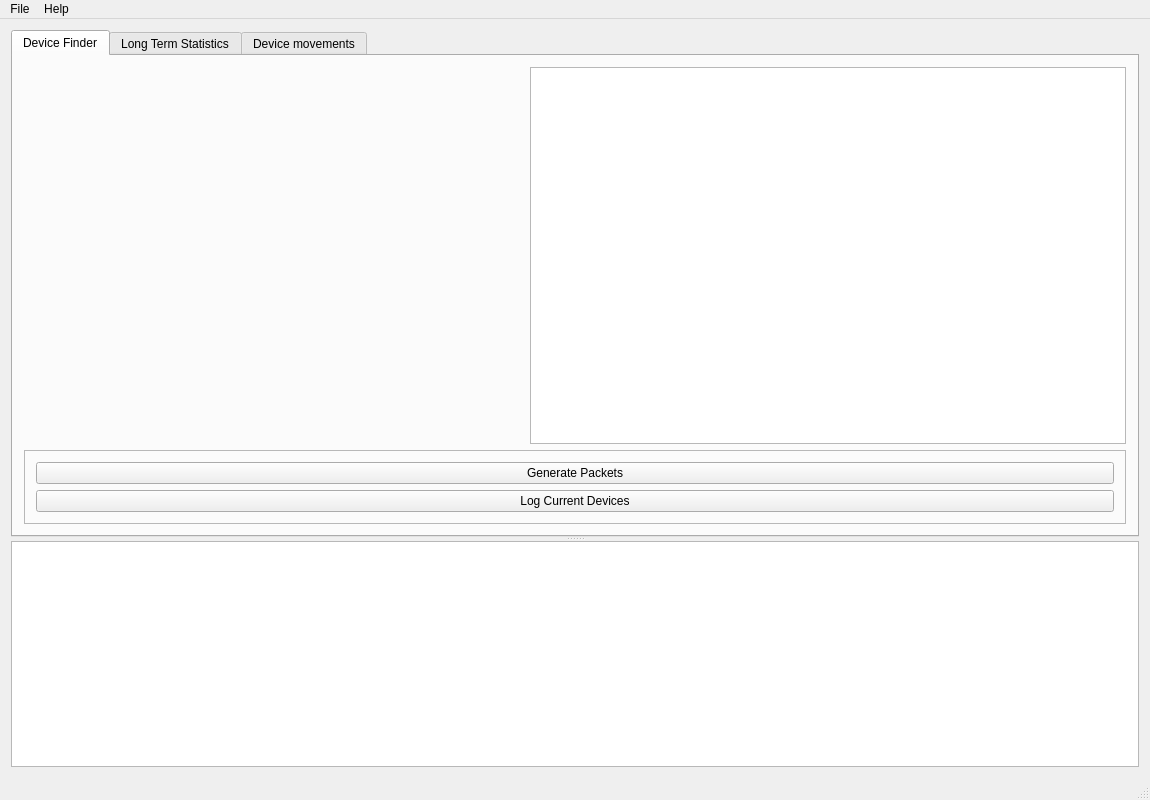
Old version of the form mainwindow.ui in the repository vintop95/server_esp32_pds.
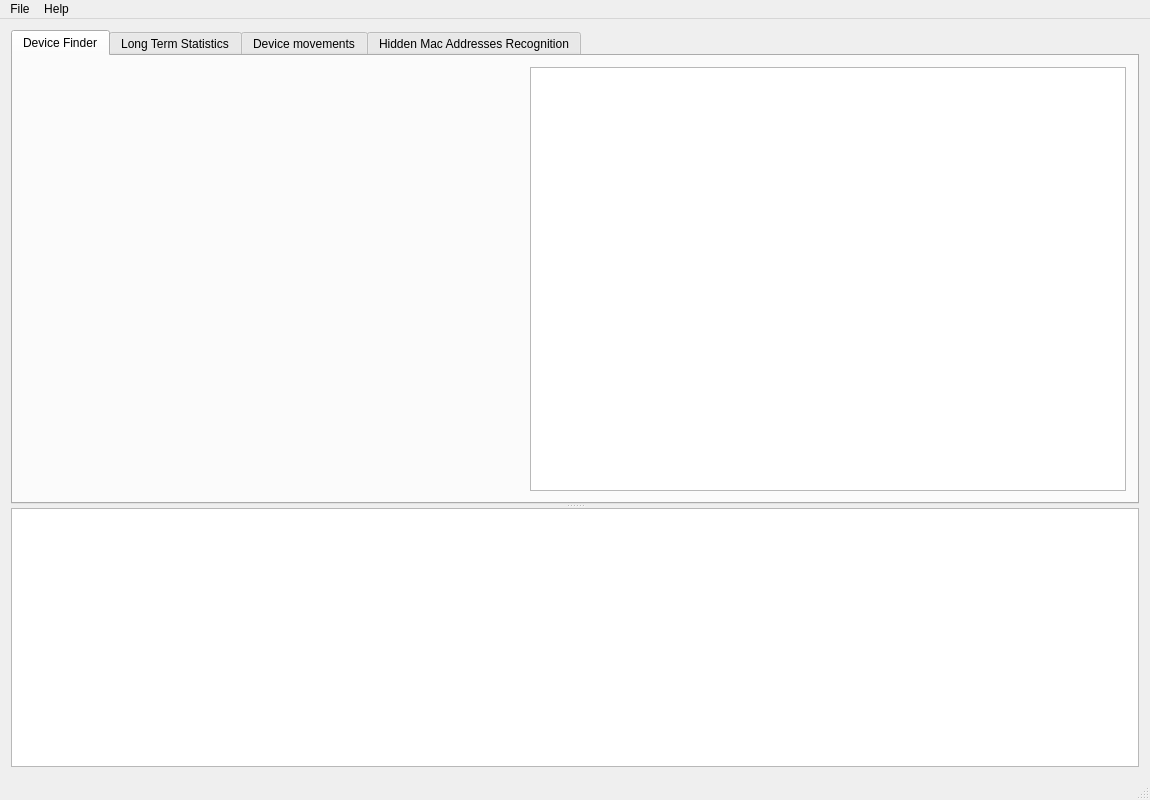
New version of the form. The open tabs and pages were chosen to show the change. Custom widgets are drawn as their Qt base class.

```diff
--- a/mainwindow.ui
+++ b/mainwindow.ui
@@ -14,7 +14,7 @@
    <string>ESP32 Server</string>
   </property>
   <widget class="QWidget" name="centralWidget">
-   <layout class="QHBoxLayout" name="horizontalLayout">
+   <layout class="QVBoxLayout" name="verticalLayout">
     <item>
      <widget class="QSplitter" name="splitter">
       <property name="orientation">
@@ -48,38 +48,6 @@
            </property>
           </widget>
          </item>
-         <item row="1" column="0" colspan="2">
-          <widget class="QFrame" name="frame">
-           <property name="frameShape">
-            <enum>QFrame::StyledPanel</enum>
-           </property>
-           <property name="frameShadow">
-            <enum>QFrame::Raised</enum>
-           </property>
-           <layout class="QVBoxLayout" name="verticalLayout_2">
-            <item>
-             <widget class="QPushButton" name="generatePackets">
-              <property name="text">
-               <string>Generate Packets</string>
-              </property>
-             </widget>
-            </item>
-            <item>
-             <widget class="QPushButton" name="logCurrentDevices">
-              <property name="sizePolicy">
-               <sizepolicy hsizetype="Preferred" vsizetype="Fixed">
-                <horstretch>0</horstretch>
-                <verstretch>0</verstretch>
-               </sizepolicy>
-              </property>
-              <property name="text">
-               <string>Log Current Devices</string>
-              </property>
-             </widget>
-            </item>
-           </layout>
-          </widget>
-         </item>
          <item row="0" column="1">
           <widget class="QChartView" name="chartView">
            <property name="sizePolicy">
@@ -302,6 +270,33 @@
          </property>
         </widget>
        </widget>
+       <widget class="QWidget" name="tab_4">
+        <attribute name="title">
+         <string>Hidden Mac Addresses Recognition</string>
+        </attribute>
+        <layout class="QGridLayout" name="gridLayout_3">
+         <item row="0" column="0">
+          <widget class="QTableWidget" name="correlatedDevicesTableWidget">
+           <property name="sizePolicy">
+            <sizepolicy hsizetype="Expanding" vsizetype="Expanding">
+             <horstretch>1</horstretch>
+             <verstretch>0</verstretch>
+            </sizepolicy>
+           </property>
+          </widget>
+         </item>
+         <item row="0" column="1">
+          <widget class="QTableWidget" name="hiddenMacCorrelationTableWidget">
+           <property name="sizePolicy">
+            <sizepolicy hsizetype="Expanding" vsizetype="Expanding">
+             <horstretch>1</horstretch>
+             <verstretch>0</verstretch>
+            </sizepolicy>
+           </property>
+          </widget>
+         </item>
+        </layout>
+       </widget>
       </widget>
       <widget class="QTextEdit" name="txtLog">
        <property name="sizePolicy">
```
Left out of the diff: 2 changed lines with no effect on the pictures.
